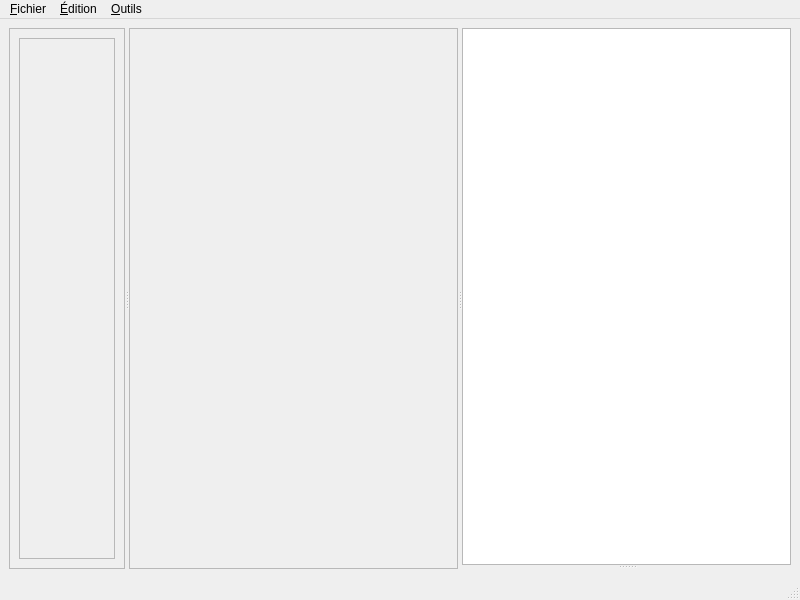
This is planification.ui in JosephdeVilmarest/planification2D as Qt 5 draws it before an edit. The edited form follows.
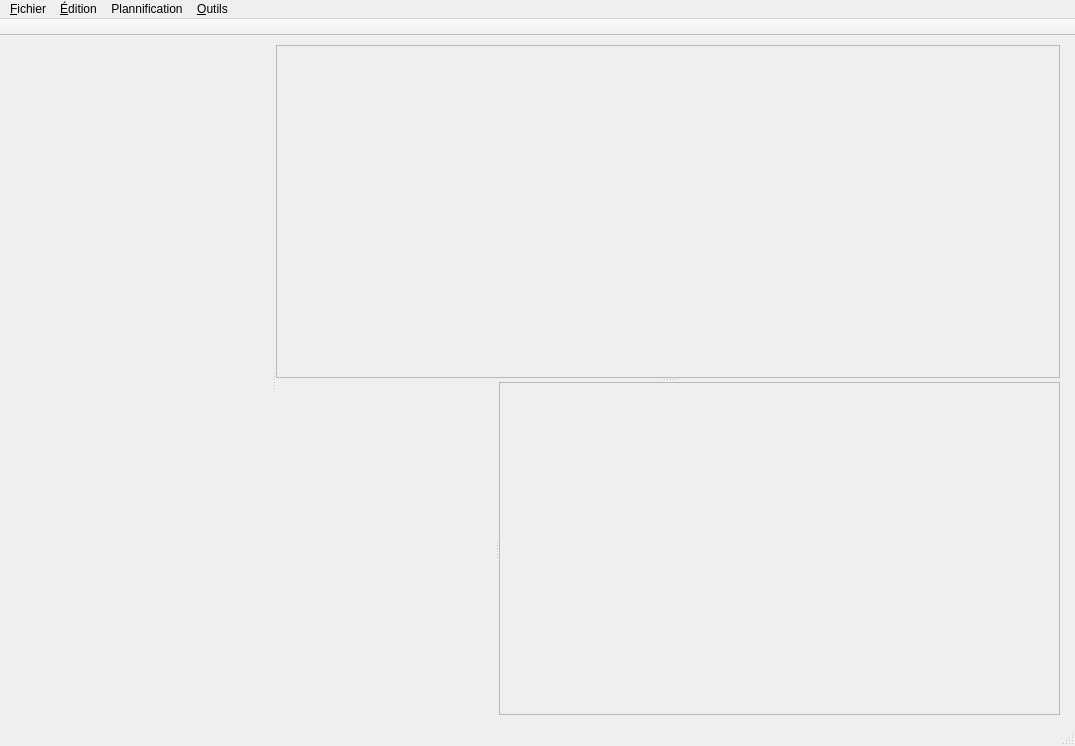
This is the edited form. Icons and pictures are not drawn.

Commit message: début d'intégration des algos

```diff
--- a/planification.ui
+++ b/planification.ui
@@ -6,8 +6,8 @@
    <rect>
     <x>0</x>
     <y>0</y>
-    <width>800</width>
-    <height>600</height>
+    <width>1075</width>
+    <height>746</height>
    </rect>
   </property>
   <property name="windowTitle">
@@ -15,8 +15,8 @@
   </property>
   <widget class="QWidget" name="centralwidget">
    <layout class="QGridLayout" name="gridLayout">
-    <item row="1" column="0">
-     <widget class="QSplitter" name="splitter_2">
+    <item row="0" column="0">
+     <widget class="QSplitter" name="splitter_4">
       <property name="orientation">
        <enum>Qt::Horizontal</enum>
       </property>
@@ -24,15 +24,12 @@
        <bool>false</bool>
       </property>
       <widget class="QFrame" name="frame">
-       <property name="frameShape">
-        <enum>QFrame::StyledPanel</enum>
-       </property>
-       <property name="frameShadow">
-        <enum>QFrame::Raised</enum>
-       </property>
        <layout class="QGridLayout" name="gridLayout_2">
         <item row="0" column="0">
          <widget class="QScrollArea" name="steps">
+          <property name="frameShape">
+           <enum>QFrame::NoFrame</enum>
+          </property>
           <property name="widgetResizable">
            <bool>true</bool>
           </property>
@@ -41,8 +38,8 @@
             <rect>
              <x>0</x>
              <y>0</y>
-             <width>98</width>
-             <height>531</height>
+             <width>265</width>
+             <height>683</height>
             </rect>
            </property>
           </widget>
@@ -50,6 +47,10 @@
         </item>
        </layout>
       </widget>
+      <widget class="QSplitter" name="splitter_3">
+       <property name="orientation">
+        <enum>Qt::Vertical</enum>
+       </property>
       <widget class="QGraphicsView" name="envi">
        <property name="palette">
         <palette>
@@ -89,6 +90,55 @@
         </palette>
        </property>
       </widget>
+       <widget class="QSplitter" name="splitter_2">
+        <property name="orientation">
+         <enum>Qt::Horizontal</enum>
+        </property>
+        <widget class="QWidget" name="widget" native="true"/>
+        <widget class="QGraphicsView" name="obj">
+         <property name="palette">
+          <palette>
+           <active>
+            <colorrole role="Base">
+             <brush brushstyle="SolidPattern">
+              <color alpha="0">
+               <red>255</red>
+               <green>255</green>
+               <blue>255</blue>
+              </color>
+             </brush>
+            </colorrole>
+           </active>
+           <inactive>
+            <colorrole role="Base">
+             <brush brushstyle="SolidPattern">
+              <color alpha="0">
+               <red>255</red>
+               <green>255</green>
+               <blue>255</blue>
+              </color>
+             </brush>
+            </colorrole>
+           </inactive>
+           <disabled>
+            <colorrole role="Base">
+             <brush brushstyle="SolidPattern">
+              <color alpha="255">
+               <red>244</red>
+               <green>244</green>
+               <blue>244</blue>
+              </color>
+             </brush>
+            </colorrole>
+           </disabled>
+          </palette>
+         </property>
+        </widget>
+       </widget>
+      </widget>
+     </widget>
+    </item>
+    <item row="0" column="1">
       <widget class="QSplitter" name="splitter">
        <property name="orientation">
         <enum>Qt::Vertical</enum>
@@ -96,11 +146,6 @@
        <property name="childrenCollapsible">
         <bool>false</bool>
        </property>
-       <widget class="QGraphicsView" name="object"/>
-       <widget class="QWidget" name="widget" native="true">
-        <layout class="QGridLayout" name="gridLayout_3"/>
-       </widget>
-      </widget>
      </widget>
     </item>
    </layout>
@@ -110,7 +155,7 @@
     <rect>
      <x>0</x>
      <y>0</y>
-     <width>800</width>
+     <width>1075</width>
      <height>21</height>
     </rect>
    </property>
@@ -144,11 +189,35 @@
     <addaction name="separator"/>
     <addaction name="actionPreferences"/>
    </widget>
+   <widget class="QMenu" name="menuPlannification">
+    <property name="title">
+     <string>Plannification</string>
+    </property>
+    <addaction name="actionSimplifier"/>
+   </widget>
    <addaction name="menuFichier"/>
    <addaction name="menu_dition"/>
+   <addaction name="menuPlannification"/>
    <addaction name="menuAide"/>
   </widget>
   <widget class="QStatusBar" name="statusbar"/>
+  <widget class="QToolBar" name="toolBar">
+   <property name="windowTitle">
+    <string>toolBar</string>
+   </property>
+   <property name="movable">
+    <bool>false</bool>
+   </property>
+   <property name="floatable">
+    <bool>false</bool>
+   </property>
+   <attribute name="toolBarArea">
+    <enum>TopToolBarArea</enum>
+   </attribute>
+   <attribute name="toolBarBreak">
+    <bool>false</bool>
+   </attribute>
+  </widget>
   <action name="actionNouveau">
    <property name="text">
     <string>&amp;Nouveau</string>
```
Left out of the diff: 44 changed lines with no effect on the pictures. Lines whose indentation alone changed are shown as unchanged. The commit also changes 2 other files.
